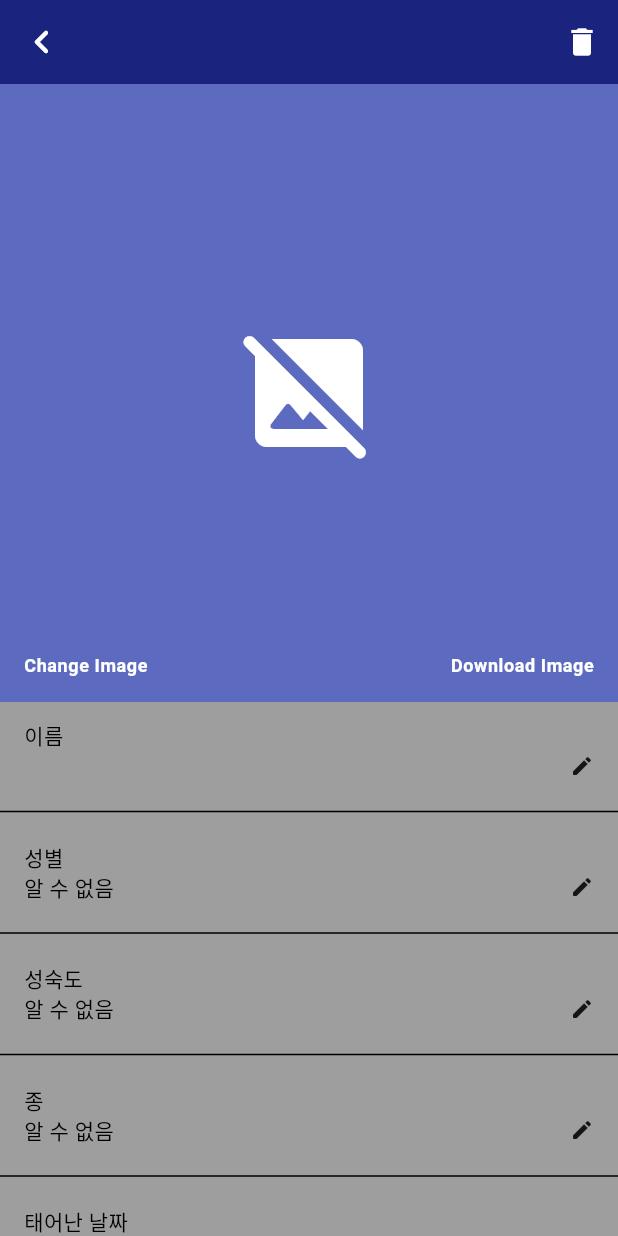
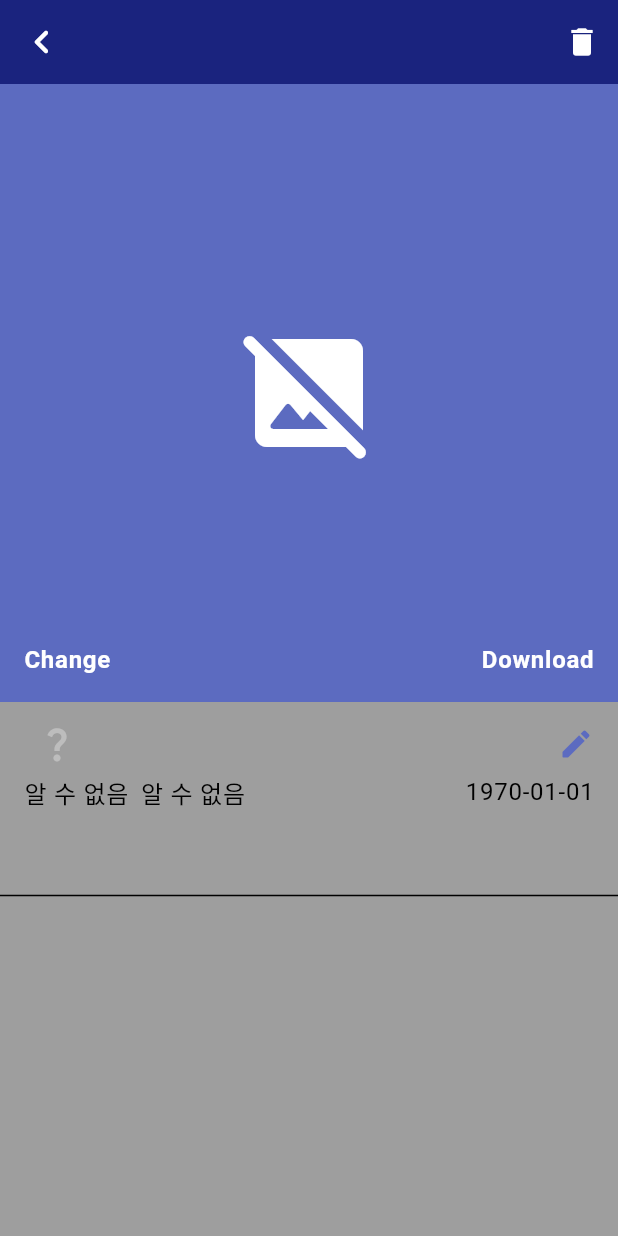
Before and after one commit to Raonshi/petdairy, a Flutter app: the PetDetailPage screen opened by its route, on a phone screen of 412 x 824 dp. Run offline on Flutter 3.47's test engine with Material 2 defaults, Android fonts, the phone set to English and light mode, and no system bars; our stand-ins replace freezed_annotation, go_router, image_cropper, image_picker, logger, shared_preferences; accounts and stored records are empty; statements that could not run were skipped.

Commit message:
refactor detail page

```diff
--- a/lib/page/pet_detail/pet_detail_page.dart
+++ b/lib/page/pet_detail/pet_detail_page.dart
@@ -97,15 +97,15 @@ class PetDetailPage extends StatelessWidget {
                         mainAxisAlignment: MainAxisAlignment.spaceBetween,
                         children: [
                           Text(
-                            'Change Image',
-                            style: context.texts.bodySmall!.copyWith(
+                            'Change',
+                            style: context.texts.bodyLarge!.copyWith(
                               color: context.colors.onPrimary,
                               fontWeight: FontWeight.bold,
                             ),
                           ),
                           Text(
-                            'Download Image',
-                            style: context.texts.bodySmall!.copyWith(
+                            'Download',
+                            style: context.texts.bodyLarge!.copyWith(
                               color: context.colors.onPrimary,
                               fontWeight: FontWeight.bold,
                             ),
@@ -118,130 +118,74 @@ class PetDetailPage extends StatelessWidget {
 
                 Column(
                   children: [
-                    // Name
                     Padding(
                       padding: const EdgeInsets.symmetric(vertical: 12.0, horizontal: 16.0),
                       child: Column(
                         crossAxisAlignment: CrossAxisAlignment.start,
                         children: [
-                          const Text('이름'),
                           Row(
                             mainAxisAlignment: MainAxisAlignment.spaceBetween,
                             children: [
-                              Text(provider.pet?.name ?? ''),
+                              Row(
+                                children: [
+                                  // Name
+                                  Text(
+                                    provider.pet?.name ?? '',
+                                    style: context.texts.headlineSmall,
+                                  ),
+                                  const SizedBox(width: 8.0),
+
+                                  // Sex
+                                  if ((provider.pet?.sexType ?? SexType.unknown) == SexType.male)
+                                    Icon(Icons.male_rounded, size: 28.0, color: Colors.lightBlue.shade300)
+                                  else if ((provider.pet?.sexType ?? SexType.unknown) == SexType.female)
+                                    Icon(Icons.female_rounded, size: 28.0, color: Colors.red.shade300)
+                                  else
+                                    Icon(Icons.question_mark, size: 28.0, color: context.theme.disabledColor),
+                                ],
+                              ),
+
+                              // Edit
                               InkWell(
                                 onTap: () {},
-                                child: const Icon(Icons.edit_rounded, size: 16.0),
+                                child: Icon(Icons.edit_rounded, size: 24.0, color: context.colors.secondary),
                               ),
                             ],
                           ),
-                        ],
-                      ),
-                    ),
-                    const Divider(),
-
-                    // Sex
-                    Padding(
-                      padding: const EdgeInsets.symmetric(vertical: 12.0, horizontal: 16.0),
-                      child: Column(
-                        crossAxisAlignment: CrossAxisAlignment.start,
-                        children: [
-                          const Text('성별'),
+                          const SizedBox(height: 4.0),
                           Row(
                             mainAxisAlignment: MainAxisAlignment.spaceBetween,
                             children: [
-                              Text(provider.pet?.sexType?.string ?? SexType.unknown.string),
-                              InkWell(
-                                onTap: () {},
-                                child: const Icon(Icons.edit_rounded, size: 16.0),
+                              Row(
+                                children: [
+                                  // Species
+                                  Text(
+                                    provider.pet?.species?.string ?? AnimalType.unknown.string,
+                                    style: context.texts.bodyLarge,
+                                  ),
+                                  const SizedBox(width: 8.0),
+
+                                  // Growth
+                                  Text(
+                                    provider.pet?.growth?.string ?? GrowthType.unknown.string,
+                                    style: context.texts.bodyLarge,
+                                  ),
+                                ],
+                              ),
+
+                              // Birthday
+                              Text(
+                                DateFormat('yyyy-MM-dd').format(provider.pet?.birthDay ?? DateTime(1970)),
+                                style: context.texts.bodyLarge,
                               ),
                             ],
                           ),
-                        ],
-                      ),
-                    ),
-                    const Divider(),
+                          const SizedBox(height: 12.0),
 
-                    // Growth
-                    Padding(
-                      padding: const EdgeInsets.symmetric(vertical: 12.0, horizontal: 16.0),
-                      child: Column(
-                        crossAxisAlignment: CrossAxisAlignment.start,
-                        children: [
-                          const Text('성숙도'),
-                          Row(
-                            mainAxisAlignment: MainAxisAlignment.spaceBetween,
-                            children: [
-                              Text(provider.pet?.growth?.string ?? GrowthType.unknown.string),
-                              InkWell(
-                                onTap: () {},
-                                child: const Icon(Icons.edit_rounded, size: 16.0),
-                              ),
-                            ],
-                          ),
-                        ],
-                      ),
-                    ),
-                    const Divider(),
-
-                    // Species
-                    Padding(
-                      padding: const EdgeInsets.symmetric(vertical: 12.0, horizontal: 16.0),
-                      child: Column(
-                        crossAxisAlignment: CrossAxisAlignment.start,
-                        children: [
-                          const Text('종'),
-                          Row(
-                            mainAxisAlignment: MainAxisAlignment.spaceBetween,
-                            children: [
-                              Text(provider.pet?.species?.string ?? AnimalType.unknown.string),
-                              InkWell(
-                                onTap: () {},
-                                child: const Icon(Icons.edit_rounded, size: 16.0),
-                              ),
-                            ],
-                          ),
-                        ],
-                      ),
-                    ),
-                    const Divider(),
-
-                    // Birth
-                    Padding(
-                      padding: const EdgeInsets.symmetric(vertical: 12.0, horizontal: 16.0),
-                      child: Column(
-                        crossAxisAlignment: CrossAxisAlignment.start,
-                        children: [
-                          const Text('태어난 날짜'),
-                          Row(
-                            mainAxisAlignment: MainAxisAlignment.spaceBetween,
-                            children: [
-                              Text(DateFormat('yyyy-MM-dd').format(provider.pet?.birthDay ?? DateTime(1970))),
-                              InkWell(
-                                onTap: () {},
-                                child: const Icon(Icons.edit_rounded, size: 16.0),
-                              ),
-                            ],
-                          ),
-                        ],
-                      ),
-                    ),
-                    const Divider(),
-                    Padding(
-                      padding: const EdgeInsets.symmetric(vertical: 12.0, horizontal: 16.0),
-                      child: Column(
-                        crossAxisAlignment: CrossAxisAlignment.start,
-                        children: [
-                          const Text('메모'),
-                          Row(
-                            mainAxisAlignment: MainAxisAlignment.spaceBetween,
-                            children: [
-                              Text(provider.pet?.note ?? ''),
-                              InkWell(
-                                onTap: () {},
-                                child: const Icon(Icons.edit_rounded, size: 16.0),
-                              ),
-                            ],
+                          // Memo
+                          Text(
+                            provider.pet?.note ?? '',
+                            style: context.texts.bodyLarge,
                           ),
                         ],
                       ),
```
